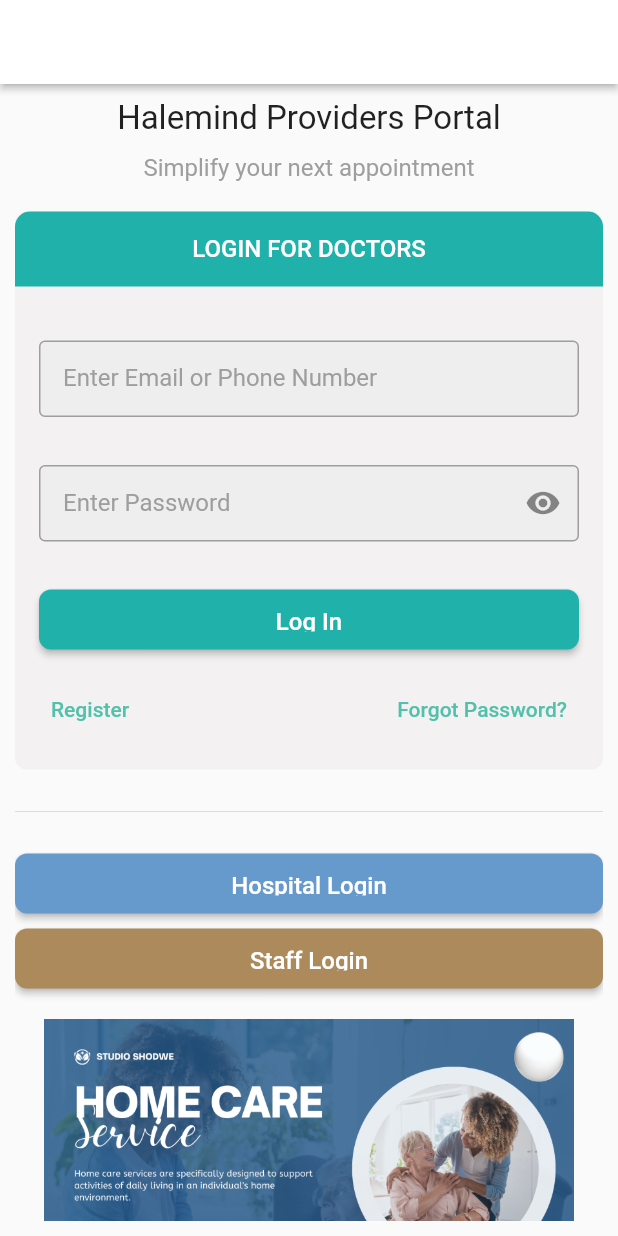
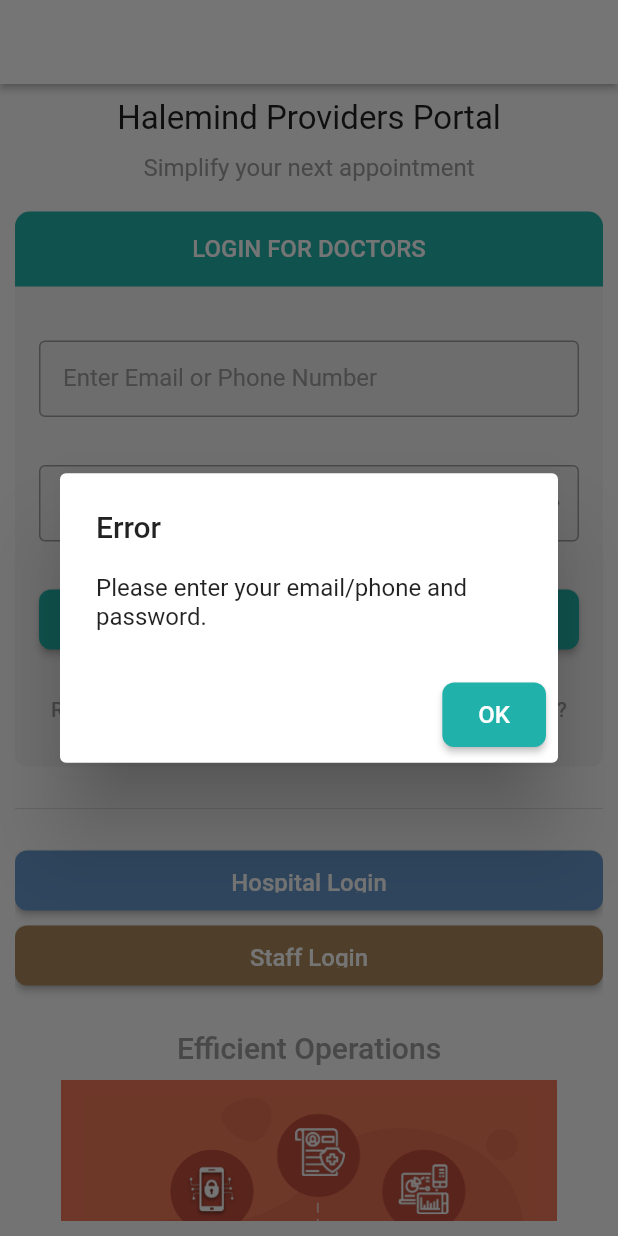
Before and after one commit to Mayank-kr-sh/health_app, a Flutter app: the Doctor_Login screen opened directly, after a tap on "Log In", on a phone screen of 412 x 824 dp. Run offline on Flutter 3.47's test engine with Material 2 defaults, Android fonts, the light colour scheme and no system bars; drawn by our look-alikes of carousel_slider; our stand-ins replace flutter_svg, share_plus, youtube_player_flutter.

Commit message:
Modified Auth Screen

```diff
--- a/lib/Frontend/Constant/Constant.dart
+++ b/lib/Frontend/Constant/Constant.dart
@@ -11,13 +11,19 @@
 const kTextColor = Color(0xFF757575);
 
 final List<String> imageList = [
-  'assets/images/poster1.png',
-  'assets/images/poster2.png',
-  'assets/images/poster3.png',
+  'assets/images/banner1.png',
+  'assets/images/banner2.png',
+  'assets/images/banner3.jpg',
 ];
 
 final List<String> descriptions = [
-  'Description 1',
-  'Description 2',
-  'Description 3',
+  '• Electronic health records \n• Seamless platform\n• No revenue leakage\n',
+  '• Easy appointment and registrations \n• Faster billing and patient discharges\n',
+  '• Customized consultation templets\n• Healthcare analytics\n• Visual Case Sheet \n',
 ];
+
+final List<String> Headings = [
+  'Efficient Operations',
+  'Patient Engagements',
+  'Evdience Based Care',
+];
--- /dev/null
+++ b/lib/Frontend/Widgets/auth_poster.dart
@@ -0,0 +1,107 @@
+import 'dart:async';
+import 'package:carousel_slider/carousel_slider.dart';
+import 'package:flutter/material.dart';
+import '../Constant/Constant.dart';
+
+// ignore: camel_case_types
+class loginBanner extends StatefulWidget {
+  const loginBanner({super.key});
+
+  @override
+  State<loginBanner> createState() => _loginBannerState();
+}
+
+// ignore: camel_case_types
+class _loginBannerState extends State<loginBanner> {
+  int _currentIndex = 0;
+  String _headingText = Headings[0];
+  String _descriptionText = descriptions[0];
+  Timer? _carouselTimer;
+
+  @override
+  void initState() {
+    super.initState();
+    Timer.periodic(const Duration(seconds: 5), (timer) {
+      setState(() {
+        _currentIndex = (_currentIndex + 1) % imageList.length;
+        _updateDescription();
+        _updateTexts();
+      });
+    });
+  }
+
+  void _updateTexts() {
+    setState(() {
+      _headingText = Headings[_currentIndex];
+      _descriptionText = descriptions[_currentIndex];
+    });
+  }
+
+  void _updateDescription() {
+    setState(() {
+      _descriptionText = descriptions[_currentIndex];
+    });
+  }
+
+  @override
+  void dispose() {
+    _carouselTimer?.cancel();
+    super.dispose();
+  }
+
+  @override
+  Widget build(BuildContext context) {
+    return Column(children: [
+      Text(
+        _headingText,
+        style: const TextStyle(
+          fontSize: 20,
+          color: Colors.grey,
+          fontWeight: FontWeight.w500,
+        ),
+      ),
+      const SizedBox(height: 10),
+      CarouselSlider(
+        items: imageList
+            .map((item) => Container(
+                  width: MediaQuery.of(context).size.width * 0.9,
+                  child: Center(
+                    child: Image.asset(item),
+                  ),
+                ))
+            .toList(),
+        options: CarouselOptions(
+          height: 300,
+          autoPlay: true,
+          aspectRatio: 3.0,
+          viewportFraction: 0.9,
+          enlargeCenterPage: true,
+          onPageChanged: (index, reason) {
+            setState(() {
+              _currentIndex = index;
+              _updateDescription();
+              _updateTexts();
+            });
+          },
+        ),
+      ),
+      const SizedBox(height: 5),
+      Text.rich(
+        TextSpan(
+          children: [
+            TextSpan(
+              text: _descriptionText,
+              style: const TextStyle(
+                fontSize: 16,
+                fontWeight: FontWeight.w300,
+              ),
+            ),
+            const WidgetSpan(
+              child: SizedBox(height: 10),
+            ),
+          ],
+        ),
+      ),
+    ]);
+  }
+}
--- a/lib/Frontend/auth/layout.dart
+++ b/lib/Frontend/auth/layout.dart
@@ -1,11 +1,6 @@
-import 'dart:ui';
-
-import 'package:carousel_slider/carousel_slider.dart';
 import 'package:flutter/material.dart';
-import 'dart:async';
-
-import '../Constant/Constant.dart';
 import '../Widgets/Text_field.dart';
+import '../Widgets/auth_poster.dart';
 import '../Widgets/custom_button.dart';
 
 class ScreenLayout extends StatefulWidget {
@@ -40,26 +35,76 @@
 class _ScreenLayoutState extends State<ScreenLayout> {
   final TextEditingController _emailOrPhoneController = TextEditingController();
   final TextEditingController _passwordController = TextEditingController();
+  void _handleLoginButtonPress() {
+    String emailOrPhone = _emailOrPhoneController.text.trim();
+    String password = _passwordController.text.trim();
 
-  int _currentIndex = 0;
-  Timer? _carouselTimer;
-
-  @override
-  void initState() {
-    super.initState();
-    // Start the carousel slider timer
-    Timer.periodic(const Duration(seconds: 5), (timer) {
-      setState(() {
-        _currentIndex = (_currentIndex + 1) % imageList.length;
-      });
-    });
+    if (emailOrPhone.isEmpty || password.isEmpty) {
+      showDialog(
+        context: context,
+        builder: (BuildContext context) {
+          return AlertDialog(
+            title: const Text('Error'),
+            content: const Text('Please enter your email/phone and password.'),
+            actions: [
+              CustomButton(
+                text: 'OK',
+                onPressed: () {
+                  Navigator.pop(context);
+                },
+                backgroundColor: widget.bgColor1,
+              ),
+            ],
+          );
+        },
+      );
+    } else if (!_isValidEmail(emailOrPhone)) {
+      showDialog(
+        context: context,
+        builder: (BuildContext context) {
+          return AlertDialog(
+            title: const Text('Error'),
+            content: const Text('Please enter a valid email address.'),
+            actions: [
+              CustomButton(
+                text: 'OK',
+                onPressed: () {
+                  Navigator.pop(context);
+                },
+                backgroundColor: widget.bgColor1,
+              ),
+            ],
+          );
+        },
+      );
+    } else if (password.length < 6) {
+      // Password too short error
+      showDialog(
+        context: context,
+        builder: (BuildContext context) {
+          return AlertDialog(
+            title: const Text('Error'),
+            content: const Text('Password must be at least 6 characters long.'),
+            actions: [
+              CustomButton(
+                text: 'OK',
+                onPressed: () {
+                  Navigator.pop(context);
+                },
+                backgroundColor: widget.bgColor1,
+              )
+            ],
+          );
+        },
+      );
+    } else {
+      // Proceed with the login process
+      // Implement your login logic here
+    }
   }
 
-  @override
-  void dispose() {
-    // Cancel the carousel slider timer when the widget is disposed of
-    _carouselTimer?.cancel();
-    super.dispose();
+  bool _isValidEmail(String email) {
+    return RegExp(r'^[\w-\.]+@([\w-]+\.)+[\w-]{2,4}$').hasMatch(email);
   }
 
   @override
@@ -111,12 +156,12 @@
               LoginTextField(
                 controller: _emailOrPhoneController,
                 labelText: 'Enter Email or Phone Number',
-                hintText: 'Email or Phone Number',
+                hintText: '',
               ),
               LoginTextField(
                 controller: _passwordController,
                 labelText: 'Enter Password',
-                hintText: 'Password',
+                hintText: '',
                 isPassword: true,
               ),
               Padding(
@@ -125,11 +170,11 @@
                     width: double.infinity,
                     height: 40,
                     text: 'Log In',
-                    onPressed: () {},
+                    onPressed: _handleLoginButtonPress,
                     backgroundColor: widget.bgColor1,
                   )),
               Padding(
-                padding: const EdgeInsets.only(left: 16, right: 16, bottom: 16),
+                padding: const EdgeInsets.only(left: 16, right: 16, bottom: 14),
                 child: Row(
                   mainAxisAlignment: MainAxisAlignment.spaceBetween,
                   children: [
@@ -138,7 +183,7 @@
                       child: const Text(
                         'Register',
                         style: TextStyle(
-                          color: Color(0xff52c1ac),
+                          color: Colors.grey,
                         ),
                       ),
                     ),
@@ -147,7 +192,7 @@
                       child: const Text(
                         'Forgot Password?',
                         style: TextStyle(
-                          color: Color(0xff52c1ac),
+                          color: Colors.grey,
                         ),
                       ),
                     ),
@@ -178,34 +223,8 @@
           backgroundColor: widget.bgColor3,
           //  backgroundColor: const Color(0xffac8a5c),
         ),
-        const SizedBox(height: 20),
-        CarouselSlider(
-          items: imageList
-              .map((item) => Container(
-                    child: Center(
-                      child: Image.asset(item),
-                    ),
-                  ))
-              .toList(),
-          options: CarouselOptions(
-            height: 200,
-            viewportFraction: 0.9,
-            enlargeCenterPage: true,
-            onPageChanged: (index, reason) {
-              setState(() {
-                _currentIndex = index;
-              });
-            },
-          ),
-        ),
-        const SizedBox(height: 10),
-        Text(
-          descriptions[_currentIndex],
-          style: const TextStyle(
-            fontSize: 16,
-            fontWeight: FontWeight.bold,
-          ),
-        ),
+        const SizedBox(height: 30),
+        const loginBanner(),
       ],
     );
   }
--- a/lib/Frontend/auth/staff_login.dart
+++ b/lib/Frontend/auth/staff_login.dart
@@ -26,6 +26,11 @@
   Widget build(BuildContext context) {
     return Scaffold(
       appBar: AppBar(
+        leading: IconButton(
+          onPressed: () {},
+          icon: const Icon(Icons.arrow_back_ios_sharp),
+          color: Colors.black,
+        ),
         backgroundColor: Colors.white,
         elevation: 2,
       ),
```
Also changed, not shown: assets/images/banner1.png (added), assets/images/banner2.png (added), assets/images/banner3.jpg (added).
